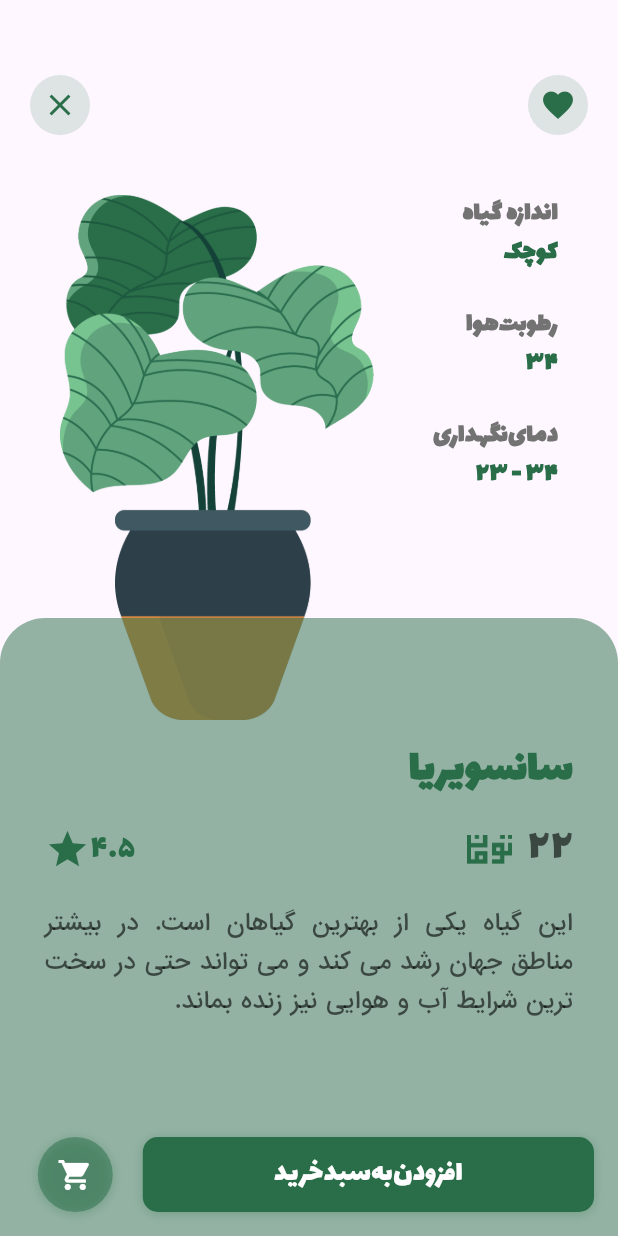
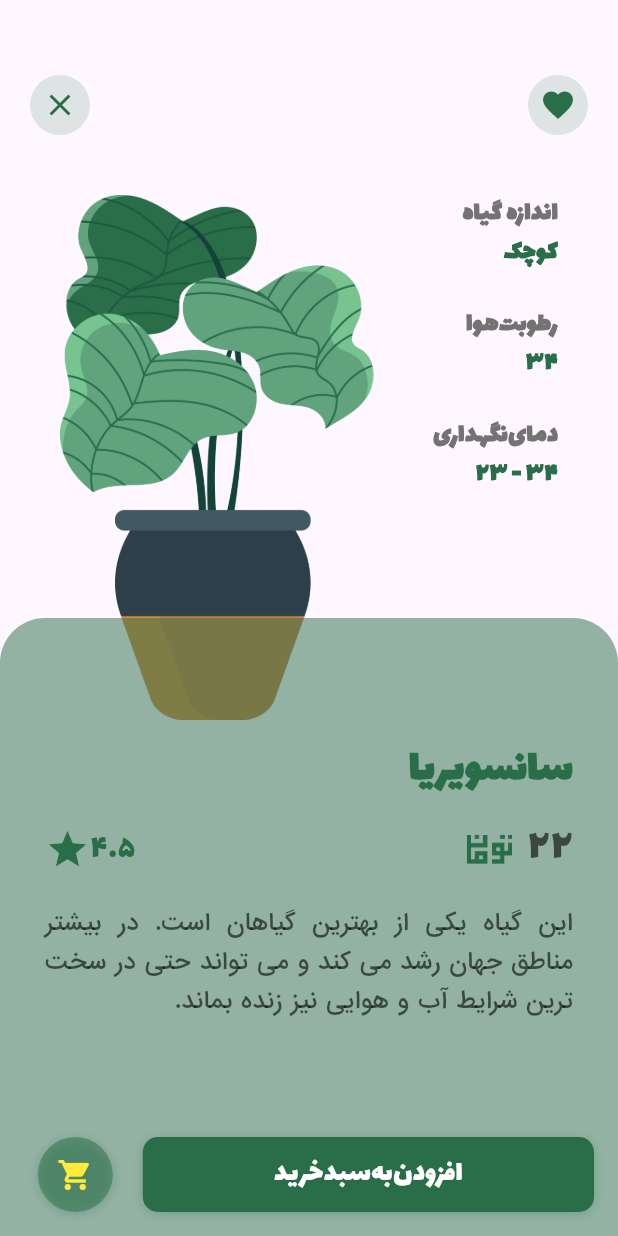
Before and after one commit to Ayminjf/plant-shop, a Flutter app: the DetailScreen screen opened directly with empty values, after a tap on the "favorite outline" icon, after a tap on "افزودن‌به‌سبد‌خرید", on a phone screen of 412 x 824 dp. Run offline on Flutter 3.47's test engine with Material 3 defaults, Android fonts, the phone set to English and light mode, and no system bars; our stand-ins replace animated_bottom_navigation_bar, page_transition; missing offline and left inert: mobile_scanner.

Commit message:
feat(detail-screen): update shopping cart color

```diff
--- a/lib/screens/detail_screen.dart
+++ b/lib/screens/detail_screen.dart
@@ -15,6 +15,14 @@ class DetailScreen extends StatefulWidget {
 }
 
 class _DetailScreenState extends State<DetailScreen> {
+  Color shoppingCartColor = Colors.white;
+
+  Color shoppingCartColorChange(bool isSelected) {
+    return isSelected == true
+        ? shoppingCartColor = Colors.yellow
+        : shoppingCartColor = Colors.white;
+  }
+
   bool toggleIsSelected(bool isSelected) {
     return !isSelected;
   }
@@ -229,7 +237,9 @@ class _DetailScreenState extends State<DetailScreen> {
         child: Row(
           children: [
             GestureDetector(
-              onTap: () {},
+              onTap: () {
+                setState(() {});
+              },
               child: Container(
                 height: 50,
                 width: 50,
@@ -244,16 +254,27 @@ class _DetailScreenState extends State<DetailScreen> {
                     )
                   ],
                 ),
-                child: const Icon(
+                child: Icon(
                   Icons.shopping_cart,
-                  color: Colors.white,
+                  color: shoppingCartColorChange(
+                    plantList[widget.platnId].isSelected,
+                  ),
                 ),
               ),
             ),
             const SizedBox(width: 20),
             Expanded(
               child: GestureDetector(
-                onTap: () {},
+                onTap: () {
+                  setState(() {
+                    bool isSelected = toggleIsSelected(
+                      plantList[widget.platnId].isSelected,
+                    );
+                    plantList[widget.platnId].isSelected = isSelected;
+                    shoppingCartColorChange(
+                        plantList[widget.platnId].isSelected);
+                  });
+                },
                 child: Container(
                   decoration: BoxDecoration(
                     color: Constants.primaryColor,
@@ -266,15 +287,6 @@ class _DetailScreenState extends State<DetailScreen> {
                       )
                     ],
                   ),
-                  child: InkWell(
-                    onTap: () {
-                      setState(() {
-                        bool isSelected = toggleIsSelected(
-                          plantList[widget.platnId].isSelected,
-                        );
-                        plantList[widget.platnId].isSelected = isSelected;
-                      });
-                    },
                   child: const Center(
                     child: Text(
                       "افزودن‌به‌سبد‌خرید",
@@ -282,7 +294,6 @@ class _DetailScreenState extends State<DetailScreen> {
                         color: Colors.white,
                         fontSize: 20,
                         fontFamily: "lalezar",
-                        ),
                       ),
                     ),
                   ),
```
Lines whose indentation alone changed are shown as unchanged.
